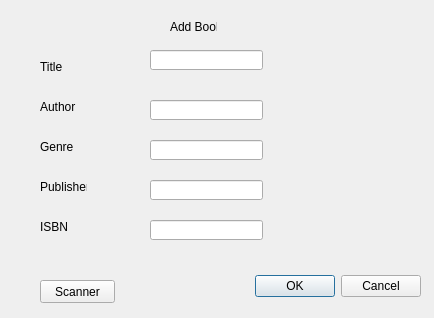
Above: addbook.ui from zoedmora/Library before the change. Below: the same form after it.
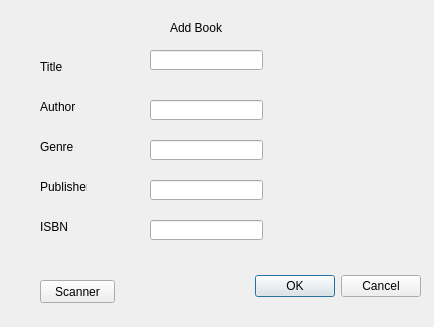
That is the form after the change.

Patch:
```diff
--- a/addbook.ui
+++ b/addbook.ui
@@ -7,7 +7,7 @@
     <x>0</x>
     <y>0</y>
     <width>434</width>
-    <height>318</height>
+    <height>327</height>
    </rect>
   </property>
   <property name="windowTitle">
@@ -34,8 +34,8 @@
     <rect>
      <x>170</x>
      <y>20</y>
-     <width>47</width>
-     <height>13</height>
+     <width>101</width>
+     <height>16</height>
     </rect>
    </property>
    <property name="text">
```
